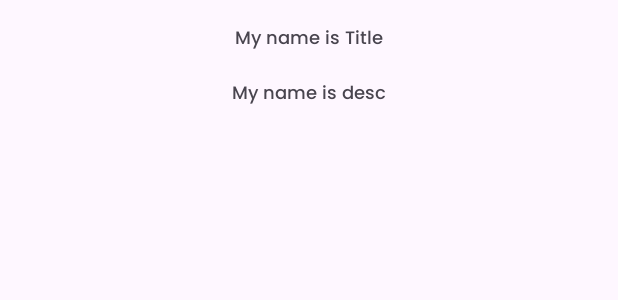
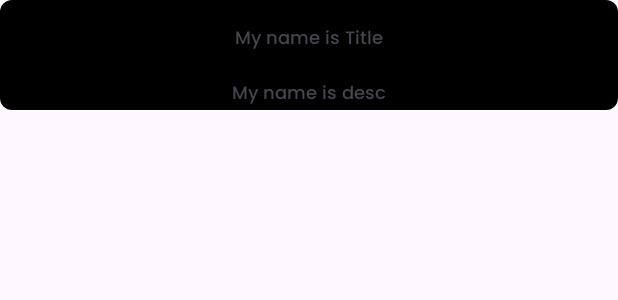
Before and after one commit to pserdax/peanut, an Android app: the layout note_item.xml on its own in the app's theme, with its tools: preview values and no code run, on a phone screen of 412 x 824 dp. Shown: the top 300 px of the screen. Run offline under Robolectric (Android 15) with nearby library versions, the phone set to English and light mode, and no system bars.

Commit message:
Changed recycler view layout to grid layout

```diff
--- a/app/src/main/java/com/lyvetech/peanut/ui/fragments/MainFragment.kt
+++ b/app/src/main/java/com/lyvetech/peanut/ui/fragments/MainFragment.kt
@@ -10,6 +10,7 @@ import android.widget.Button
 import android.widget.EditText
 import androidx.fragment.app.Fragment
 import androidx.fragment.app.viewModels
+import androidx.recyclerview.widget.GridLayoutManager
 import androidx.recyclerview.widget.LinearLayoutManager
 import com.google.android.material.bottomsheet.BottomSheetBehavior
 import com.google.android.material.bottomsheet.BottomSheetDialog
@@ -118,6 +119,6 @@ class MainFragment : Fragment() {
     private fun setUpRecyclerView() = binding.rvNote.apply {
         noteAdapter = NoteAdapter()
         adapter = noteAdapter
-        layoutManager = LinearLayoutManager(requireContext())
+        layoutManager = GridLayoutManager(requireContext(), 2)
     }
 }
--- /dev/null
+++ b/app/src/main/res/drawable/note_background.xml
@@ -0,0 +1,8 @@
+<?xml version="1.0" encoding="utf-8"?>
+<shape xmlns:android="http://schemas.android.com/apk/res/android"
+    android:shape="rectangle">
+
+    <solid android:color="@color/black"/>
+    <corners android:radius="8dp"/>
+
+</shape>
--- a/app/src/main/res/layout/note_item.xml
+++ b/app/src/main/res/layout/note_item.xml
@@ -2,7 +2,8 @@
 <androidx.constraintlayout.widget.ConstraintLayout xmlns:android="http://schemas.android.com/apk/res/android"
     xmlns:app="http://schemas.android.com/apk/res-auto"
     android:layout_width="match_parent"
-    android:layout_height="match_parent"
+    android:layout_height="wrap_content"
+    android:background="@drawable/note_background"
     xmlns:tools="http://schemas.android.com/tools">
 
     <com.google.android.material.textview.MaterialTextView
@@ -20,8 +21,8 @@
         android:layout_width="wrap_content"
         android:layout_height="wrap_content"
         android:layout_marginTop="16dp"
+        android:fontFamily="@font/poppins_regular"
         app:layout_constraintEnd_toEndOf="parent"
-        app:layout_constraintHorizontal_bias="0.5"
         app:layout_constraintStart_toStartOf="parent"
         app:layout_constraintTop_toBottomOf="@+id/tv_title"
         tools:text="My name is desc"/>
```
